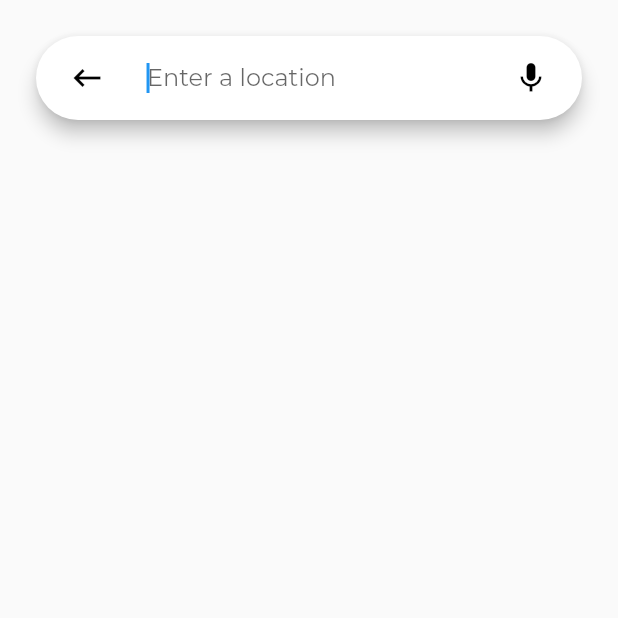
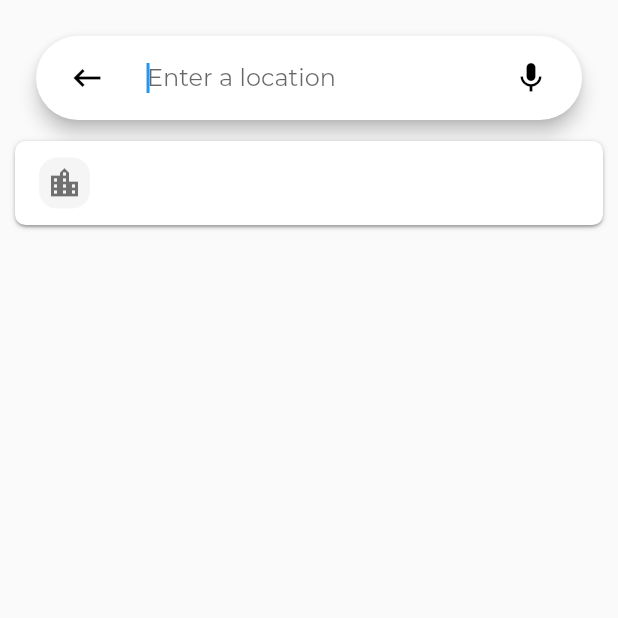
Before and after one commit to FilipLjubic/weather_app, a Flutter app: the SearchScreen screen opened directly, on a phone screen of 412 x 824 dp, the top half of it. Run offline on Flutter 3.47's test engine with Material 2 defaults, Android fonts, the phone set to English and light mode, and no system bars; our stand-ins replace page_transition, weather_icons; missing offline and left inert: date_time_format, number_slide_animation.

Commit message:
finally managed to retrieve data from textfield

```diff
--- a/lib/screens/search.dart
+++ b/lib/screens/search.dart
@@ -1,10 +1,12 @@
 import 'package:flutter/material.dart';
 import 'package:weather_app/widgets/search_bar.dart';
 
-// TODO: - search sa suggestionima za autocomplete - typeahead
-///      - speech to text mic opcija
+class SearchScreen extends StatefulWidget {
+  @override
+  _SearchScreenState createState() => _SearchScreenState();
+}
 
-class SearchScreen extends StatelessWidget {
+class _SearchScreenState extends State<SearchScreen> {
   @override
   Widget build(BuildContext context) {
     return SafeArea(
@@ -16,10 +18,41 @@ class SearchScreen extends StatelessWidget {
           }
         },
         child: Scaffold(
-          body: Center(
-            child: Container(
-              child: SearchBar(),
-            ),
+          body: Column(
+            children: [
+              SearchBar(),
+              ListView(
+                shrinkWrap: true,
+                padding: const EdgeInsets.only(bottom: 2.0, top: 10.0),
+                children: [
+                  Container(
+                    margin: const EdgeInsets.symmetric(horizontal: 10.0),
+                    decoration: BoxDecoration(
+                      color: Colors.white,
+                      boxShadow: kElevationToShadow[1],
+                      borderRadius: BorderRadius.circular(7.0),
+                    ),
+                    child: ListTile(
+                      leading: Container(
+                        padding: const EdgeInsets.all(5.0),
+                        decoration: BoxDecoration(
+                          borderRadius: BorderRadius.circular(12.0),
+                          color: Colors.grey[100],
+                        ),
+                        child: Icon(
+                          Icons.location_city,
+                          color: Colors.black54,
+                        ),
+                      ),
+                      title: ValueListenableBuilder(
+                        valueListenable: searchTextNotifier,
+                        builder: (context, value, child) => Text(value),
+                      ),
+                    ),
+                  )
+                ],
+              ),
+            ],
           ),
         ),
       ),
--- a/lib/widgets/search_bar.dart
+++ b/lib/widgets/search_bar.dart
@@ -1,4 +1,9 @@
 import 'package:flutter/material.dart';
+
+// TODO: - search sa suggestionima za autocomplete - typeahead
+///      - speech to text mic opcija
+
+ValueNotifier<String> searchTextNotifier = ValueNotifier<String>("");
 
 class SearchBar extends StatelessWidget {
   @override
@@ -23,7 +28,24 @@ class SearchBar extends StatelessWidget {
             ),
             onPressed: () => Navigator.pop(context),
           ),
-          title: SearchTextField(),
+          title: TextField(
+            onChanged: (value) => searchTextNotifier.value = value,
+            onSubmitted: (value) => Navigator.pop(context, value),
+            autofocus: true,
+            keyboardType: TextInputType.text,
+            textInputAction: TextInputAction.go,
+            style: TextStyle(
+              fontFamily: "Montserrat",
+            ),
+            decoration: InputDecoration(
+              border: InputBorder.none,
+              // set to current location
+              hintText: "Enter a location",
+              hintStyle: TextStyle(
+                fontFamily: "Montserrat",
+              ),
+            ),
+          ),
           // make it shine while its being held
           trailing: IconButton(
             icon: const Icon(
@@ -37,26 +59,3 @@ class SearchBar extends StatelessWidget {
     );
   }
 }
-
-class SearchTextField extends StatelessWidget {
-  @override
-  Widget build(BuildContext context) {
-    return TextField(
-      onSubmitted: (value) => Navigator.pop(context, value),
-      autofocus: true,
-      keyboardType: TextInputType.text,
-      textInputAction: TextInputAction.go,
-      style: TextStyle(
-        fontFamily: "Montserrat",
-      ),
-      decoration: InputDecoration(
-        border: InputBorder.none,
-        // set to current location
-        hintText: "Enter a location",
-        hintStyle: TextStyle(
-          fontFamily: "Montserrat",
-        ),
-      ),
-    );
-  }
-}
```
